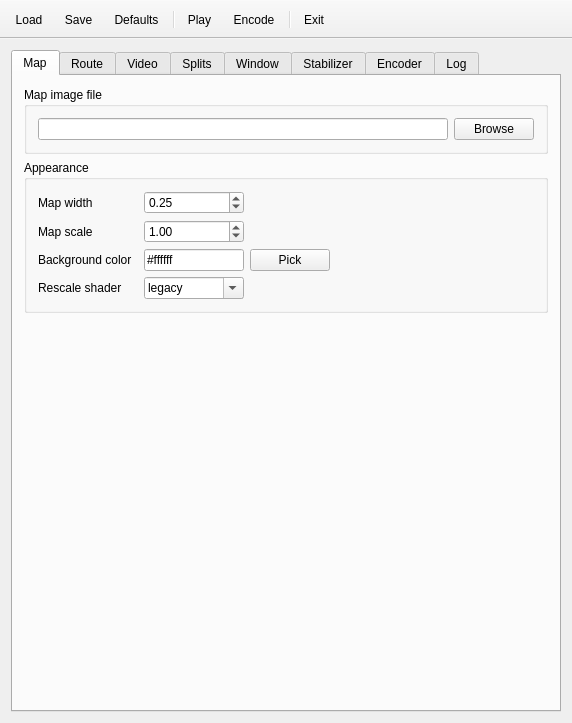
Above: src/MainWindow.ui from mikoro/orientview before the change. Below: the same form after it.
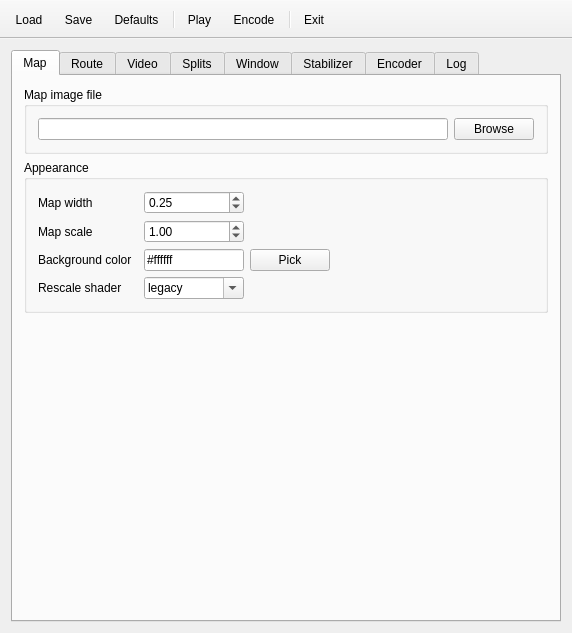
That is the form after the change. Icons and pictures are not drawn.

```diff
--- a/src/MainWindow.ui
+++ b/src/MainWindow.ui
@@ -7,7 +7,7 @@
     <x>0</x>
     <y>0</y>
     <width>572</width>
-    <height>723</height>
+    <height>623</height>
    </rect>
   </property>
   <property name="sizePolicy">
```
